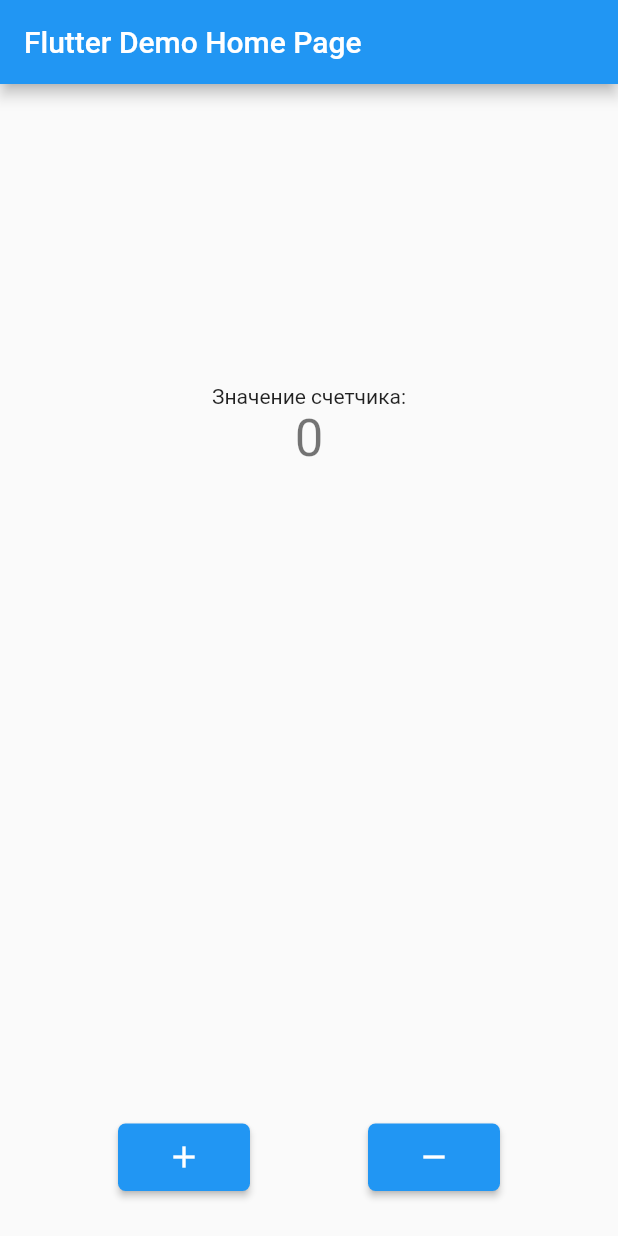
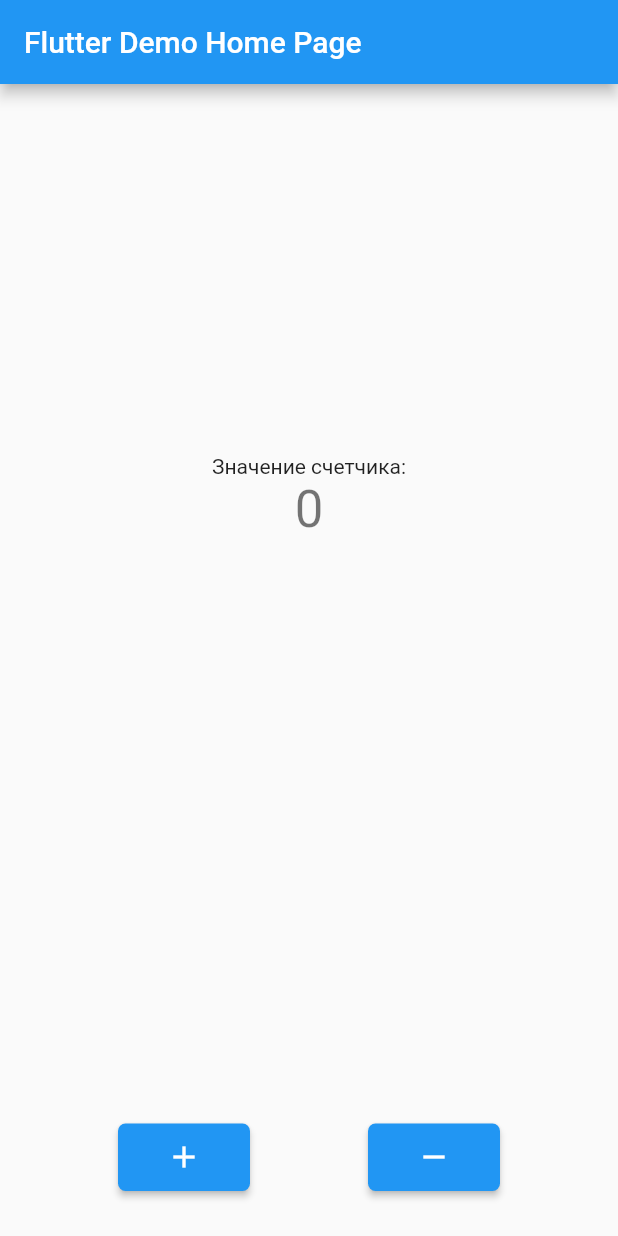
Before and after one commit to Arthas-Menethil-599/dopamine_app, a Flutter app: the screen it shows after launch, on a phone screen of 412 x 824 dp. Run offline on Flutter 3.47's test engine with Material 2 defaults, Android fonts, the phone set to English and light mode, and no system bars.

Commit message:
Changed fixed sized box on nonfixed

```diff
--- a/lib/main.dart
+++ b/lib/main.dart
@@ -54,7 +54,7 @@ class _MyHomePageState extends State<MyHomePage> {
           mainAxisAlignment: MainAxisAlignment.center,
           children: <Widget>[
             SizedBox(
-              height: 200.0,
+              height: MediaQuery.of(context).size.height * 0.30,
             ),
             Text(
               'Значение счетчика:',
```
